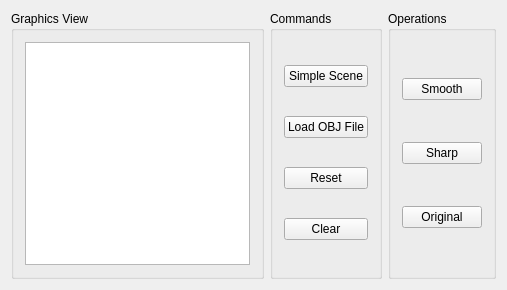
Before: the Qt Designer form mainwindow.ui in zkyf/CPURender, drawn with Qt 5.
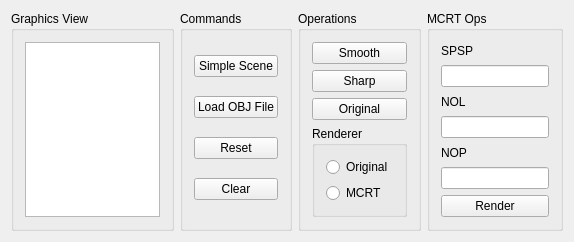
After: the same form once the commit is applied. Custom widgets are drawn as their Qt base class.

Patch:
```diff
--- a/mainwindow.ui
+++ b/mainwindow.ui
@@ -6,8 +6,8 @@
    <rect>
     <x>0</x>
     <y>0</y>
-    <width>507</width>
-    <height>290</height>
+    <width>574</width>
+    <height>220</height>
    </rect>
   </property>
   <property name="windowTitle">
@@ -88,6 +88,81 @@
         <widget class="QPushButton" name="bOriginal">
          <property name="text">
           <string>Original</string>
+         </property>
+        </widget>
+       </item>
+       <item>
+        <widget class="QGroupBox" name="groupBox_4">
+         <property name="title">
+          <string>Renderer</string>
+         </property>
+         <layout class="QVBoxLayout" name="verticalLayout_3">
+          <item>
+           <widget class="QRadioButton" name="rbOri">
+            <property name="text">
+             <string>Original</string>
+            </property>
+           </widget>
+          </item>
+          <item>
+           <widget class="QRadioButton" name="rbMCRT">
+            <property name="text">
+             <string>MCRT</string>
+            </property>
+           </widget>
+          </item>
+         </layout>
+        </widget>
+       </item>
+      </layout>
+     </widget>
+    </item>
+    <item>
+     <widget class="QGroupBox" name="groupBox_5">
+      <property name="sizePolicy">
+       <sizepolicy hsizetype="Fixed" vsizetype="Preferred">
+        <horstretch>0</horstretch>
+        <verstretch>0</verstretch>
+       </sizepolicy>
+      </property>
+      <property name="title">
+       <string>MCRT Ops</string>
+      </property>
+      <layout class="QVBoxLayout" name="verticalLayout_4">
+       <item>
+        <widget class="QLabel" name="label">
+         <property name="text">
+          <string>SPSP</string>
+         </property>
+        </widget>
+       </item>
+       <item>
+        <widget class="QLineEdit" name="leSPSP"/>
+       </item>
+       <item>
+        <widget class="QLabel" name="label_2">
+         <property name="text">
+          <string>NOL</string>
+         </property>
+        </widget>
+       </item>
+       <item>
+        <widget class="QLineEdit" name="leNOL"/>
+       </item>
+       <item>
+        <widget class="QLabel" name="label_3">
+         <property name="text">
+          <string>NOP</string>
+         </property>
+        </widget>
+       </item>
+       <item>
+        <widget class="QLineEdit" name="leNOP"/>
+       </item>
+       <item>
+        <widget class="QPushButton" name="MCRTRender">
+         <property name="text">
+          <string>Render</string>
          </property>
         </widget>
        </item>
```
